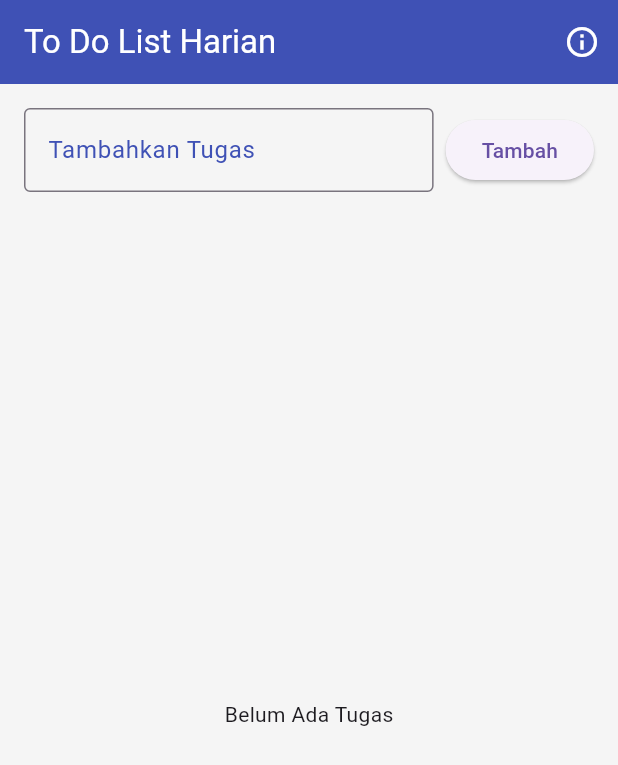
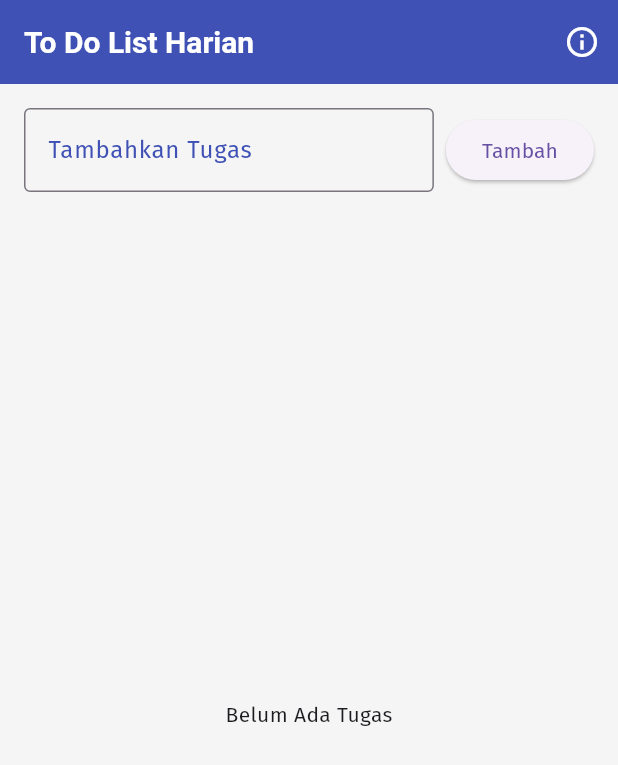
Before and after one commit to mhmmdfrhnamn/To-Do-List-App, a Flutter app: the screen it shows after launch, on a phone screen of 412 x 824 dp. Shown: the top 765 px of the screen. Run offline on Flutter 3.47's test engine with Material 3 defaults, Android fonts, the phone set to English and light mode, and no system bars; our stand-ins replace shared_preferences; project files that could hold a hidden picture were left out.

Commit message:
Add FiraSans font family and update theme configuration

```diff
--- a/lib/main.dart
+++ b/lib/main.dart
@@ -42,16 +42,21 @@ class TodoListApp extends StatelessWidget {
       debugShowCheckedModeBanner: false,
       title: 'Todo List Harian',
       theme: ThemeData(
-        brightness: Brightness.light,
         primarySwatch: Colors.indigo,
         scaffoldBackgroundColor: Colors.grey[100],
+        fontFamily: 'FiraSans',
+        textTheme: const TextTheme(
+        bodyLarge: TextStyle(fontSize: 16.0, color: Colors.black87),
+        titleLarge: TextStyle(fontSize: 22.0, fontWeight: FontWeight.bold),
+  ),
       appBarTheme: const AppBarTheme(
         backgroundColor: Colors.indigo,
         foregroundColor: Colors.white,
+        titleTextStyle: TextStyle(fontSize: 20,   fontWeight: FontWeight.bold),
   ),
       inputDecorationTheme: const InputDecorationTheme(
       border: OutlineInputBorder(),
-          labelStyle: TextStyle(color: Colors.indigo)
+      labelStyle: TextStyle(color: Colors.indigo),
   ),
       ),
       home: const TodoHomePage(),
```
Also changed, not shown: pubspec.yaml (+6 -1 lines), assets/fonts/FiraSans-Bold.ttf (added), assets/fonts/FiraSans-BoldItalic.ttf (added), assets/fonts/FiraSans-ExtraBold.ttf (added), assets/fonts/FiraSans-ExtraBoldItalic.ttf (added), assets/fonts/FiraSans-ExtraLight.ttf (added), assets/fonts/FiraSans-ExtraLightItalic.ttf (added), assets/fonts/FiraSans-Italic.ttf (added), assets/fonts/FiraSans-Light.ttf (added), assets/fonts/FiraSans-LightItalic.ttf (added), assets/fonts/FiraSans-Medium.ttf (added), assets/fonts/FiraSans-MediumItalic.ttf (added), assets/fonts/FiraSans-Regular.ttf (added), assets/fonts/FiraSans-SemiBold.ttf (added), 1 more files. Lines whose indentation alone changed are shown as unchanged.
